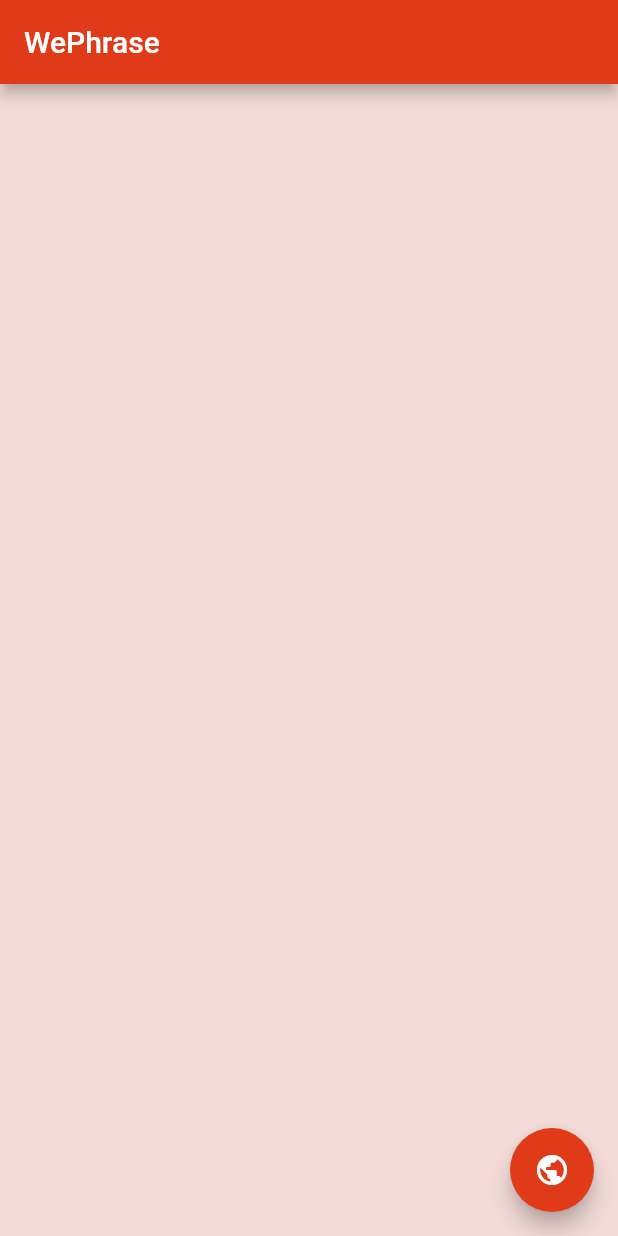
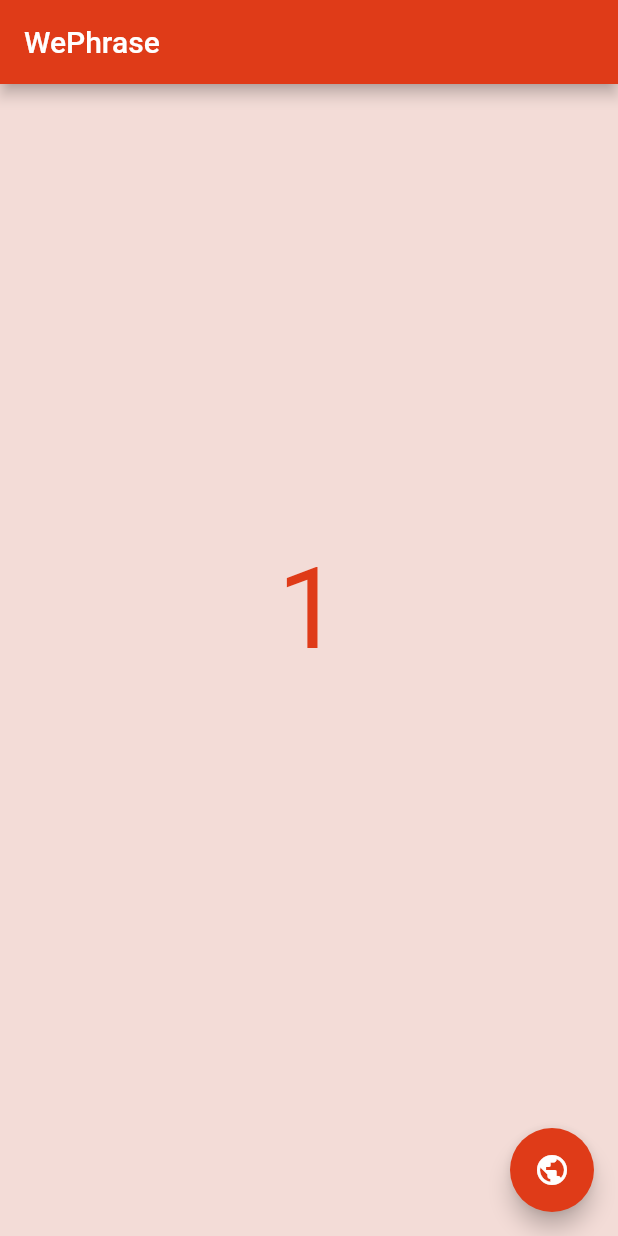
Before and after one commit to TristanB17/flutter_takeoff, a Flutter app: the screen it shows after launch, on a phone screen of 412 x 824 dp. Run offline on Flutter 3.47's test engine with Material 2 defaults, Android fonts, the phone set to English and light mode, and no system bars.

Commit message:
Rebuilds demo app from ground up completed with some minor adjustments

```diff
--- /dev/null
+++ b/lib/source/app.dart
@@ -0,0 +1,46 @@
+import 'package:flutter/material.dart';
+
+class App extends StatefulWidget{
+  createState(){
+    return AppStateKeeper();
+  }
+}
+
+class AppStateKeeper extends State<App> {
+  int myCounter = 1;
+  final barColor = const Color(0xFFDF3B18);
+  final bgColor = const Color(0xFFF3DCD7);
+
+  Widget build(context){
+    return MaterialApp(
+      home: Scaffold(
+        body: Center(
+          child: Container(
+            child: Text('$myCounter',
+              style: TextStyle(
+                color: barColor,
+                fontSize: 75.0,
+              ),
+            ),
+            alignment: Alignment(0.0, -0.1),
+          ),
+        ),
+        floatingActionButton: FloatingActionButton(
+          backgroundColor: barColor,
+          onPressed: (){
+            setState((){
+              myCounter = myCounter + 1;
+            });
+          },
+          child: Icon(Icons.public, color: const Color(0xFFFEFEFE),
+          ),
+        ),
+        backgroundColor: bgColor,
+        appBar: AppBar(
+          title: Text('WePhrase'),
+          backgroundColor: barColor,
+        ),
+      ),
+    );
+  }
+}
```
Also changed, not shown: lib/main.dart (+2 -18 lines).
